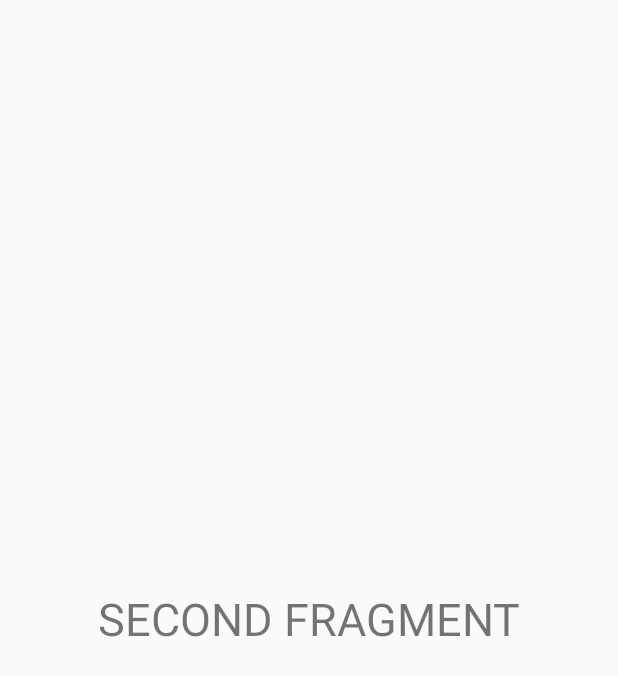
After one commit to Agress1on/PressUpCounter, an Android app: the layout fragment_second.xml on its own in the app's theme, with its tools: preview values and no code run, on a phone screen of 412 x 824 dp. The commit adds this screen. Shown: the top 676 px of the screen. Run offline under Robolectric (Android 15) with nearby library versions, the light colour scheme and no system bars.

Commit message:
- добавил сменяемость внутри ViewPager'a на определенный фрагмент

```diff
--- a/app/build.gradle
+++ b/app/build.gradle
@@ -32,7 +32,4 @@ dependencies {
     //
     implementation "android.arch.lifecycle:extensions:1.1.1"
     annotationProcessor "android.arch.lifecycle:compiler:1.1.1"
-    //Butterknife
-    //implementation 'com.jakewharton:butterknife:10.0.0'
-    //annotationProcessor 'com.jakewharton:butterknife-compiler:10.0.0'
 }
--- a/app/src/main/java/com/example/alexa/pressupcounter/firstlaunch/view/PageFragment.java
+++ b/app/src/main/java/com/example/alexa/pressupcounter/firstlaunch/view/PageFragment.java
@@ -45,7 +45,7 @@ public class PageFragment extends Fragment {
     @Nullable
     @Override
     public View onCreateView(@NonNull LayoutInflater inflater, @Nullable ViewGroup container, @Nullable Bundle savedInstanceState) {
-        View view = inflater.inflate(R.layout.fragment, container, false); //
+        View view = inflater.inflate(R.layout.fragment_first, container, false); //
         TextView tvPage = (TextView) view.findViewById(R.id.tvPage);
         tvPage.setText("Page " + pageNumber);
         tvPage.setBackgroundColor(backColor);
--- /dev/null
+++ b/app/src/main/res/layout/fragment_second.xml
@@ -0,0 +1,19 @@
+<?xml version="1.0" encoding="utf-8"?>
+<android.support.constraint.ConstraintLayout xmlns:android="http://schemas.android.com/apk/res/android"
+    android:layout_width="match_parent"
+    android:layout_height="match_parent"
+    xmlns:app="http://schemas.android.com/apk/res-auto">
+
+    <TextView
+        android:id="@+id/fragment_second_tv"
+        android:layout_width="wrap_content"
+        android:layout_height="wrap_content"
+        android:text="SECOND FRAGMENT"
+        android:textSize="30sp"
+        app:layout_constraintStart_toStartOf="parent"
+        app:layout_constraintEnd_toEndOf="parent"
+        app:layout_constraintTop_toTopOf="parent"
+        app:layout_constraintBottom_toBottomOf="parent"/>
+
+
+</android.support.constraint.ConstraintLayout>
```
Also changed, not shown: app/src/main/java/com/example/alexa/pressupcounter/firstlaunch/view/FirstLaunchActivity.java (+9 -4 lines), app/src/main/java/com/example/alexa/pressupcounter/firstlaunch/view/SecondFragment.java (added, +34 -0 lines), app/src/main/res/layout/fragment_first.xml (renamed from app/src/main/res/layout/fragment.xml).
